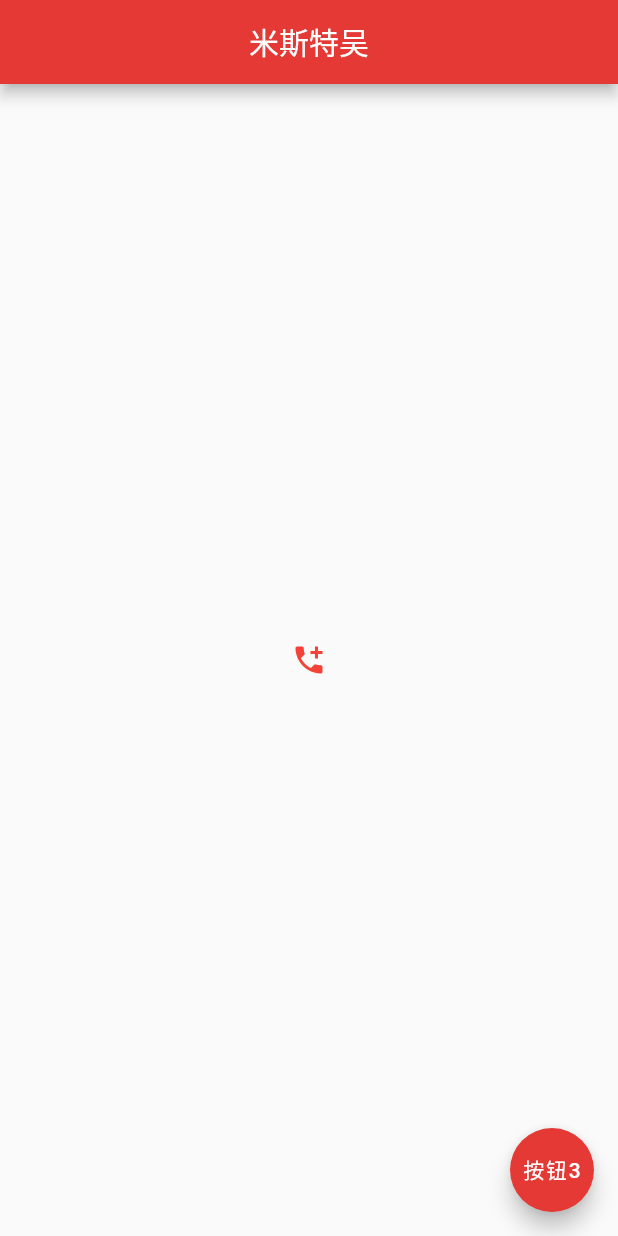
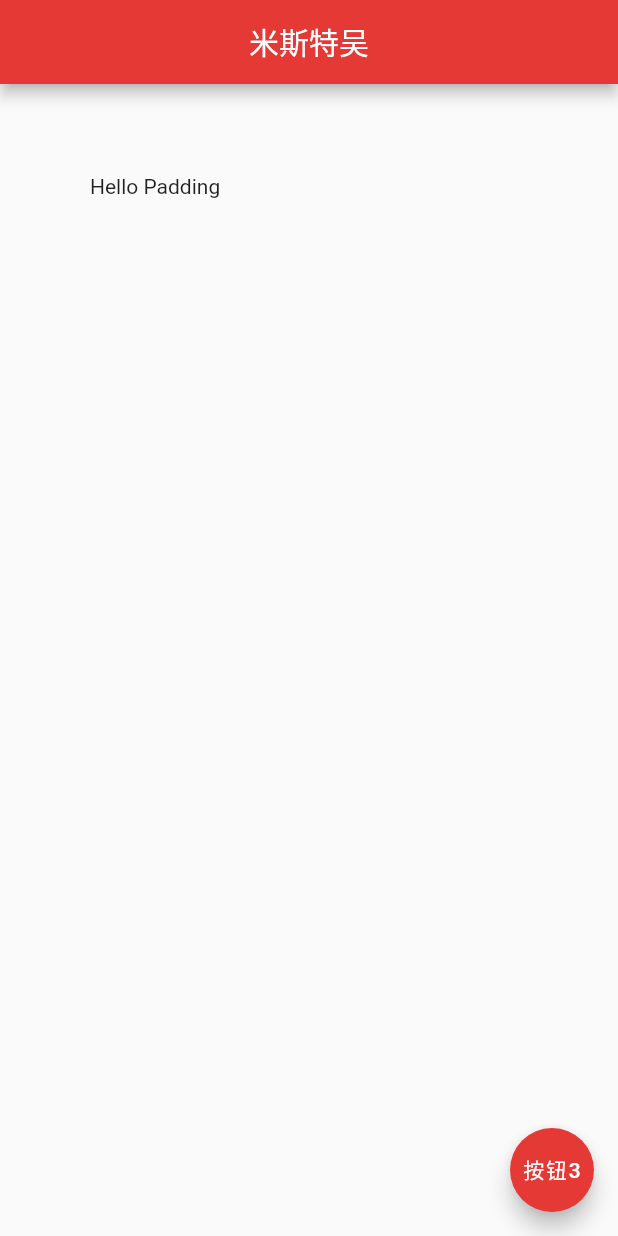
Before and after one commit to hemiahwu/flutter-basic-playlist, a Flutter app: the screen it shows after launch, on a phone screen of 412 x 824 dp. Run offline on Flutter 3.47's test engine with Material 2 defaults, Android fonts, the phone set to English and light mode, and no system bars.

Commit message:
lesson-8

```diff
--- a/lib/main.dart
+++ b/lib/main.dart
@@ -13,35 +13,18 @@ class Home extends StatelessWidget {
         centerTitle: true,
         backgroundColor: Colors.red[600],
       ),
-      body: Center(
-            child: IconButton(
-                icon: Icon(Icons.add_call),
-                onPressed: () {
-                  print("call me");
-                },
-              color: Colors.red,
-            ),
-//          child: RaisedButton.icon(
-//            onPressed: () {},
-//            icon:Icon(
-//              Icons.mail
-//            ),
-//            label: Text("mail me"),
-//            color: Colors.red,
-//          ),
-//        child: RaisedButton(
-//          onPressed: () {
-//            print("321茄子");
-//          },
-//          child: Text("拍照"),
-//          color: Colors.red,
-//        ),
-//        child: Icon(
-//          Icons.add_a_photo,
-//          color: Colors.red,
-//          size: 100.0,
-//        ),
+      body: Padding(
+        padding: EdgeInsets.all(60.0),
+        child: Text("Hello Padding"),
       ),
+//      Container(
+//        child: Text("Hello Flutter"),
+//        color: Colors.grey[400],
+//        margin: EdgeInsets.all(50.0),
+//        padding: EdgeInsets.symmetric(vertical:30.0,horizontal: 30.0),
+////        padding: EdgeInsets.fromLTRB(10.0, 20.0, 30.0, 40.0),
+////        padding: EdgeInsets.all(90.0),
+//      ),
       floatingActionButton: FloatingActionButton(
         backgroundColor: Colors.red[600],
         child: Text("按钮3"),
```
